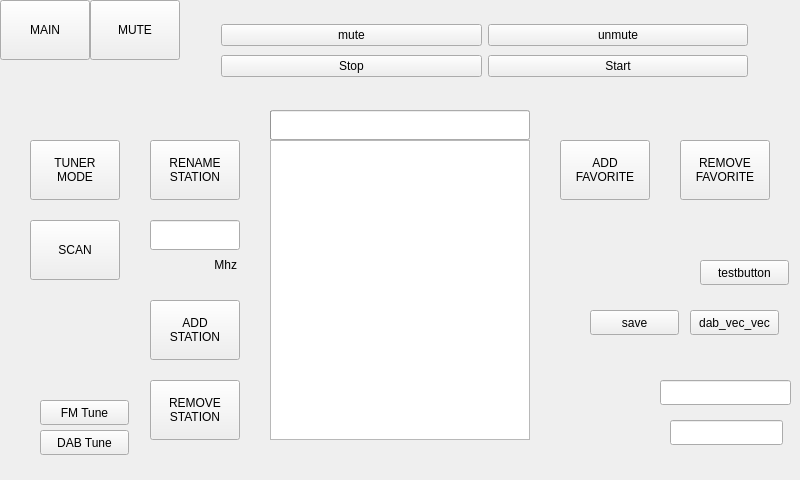
First picture: the form in dialog.ui, repository Vitalic66/DAB-FM-sundtek-api, before the edit.
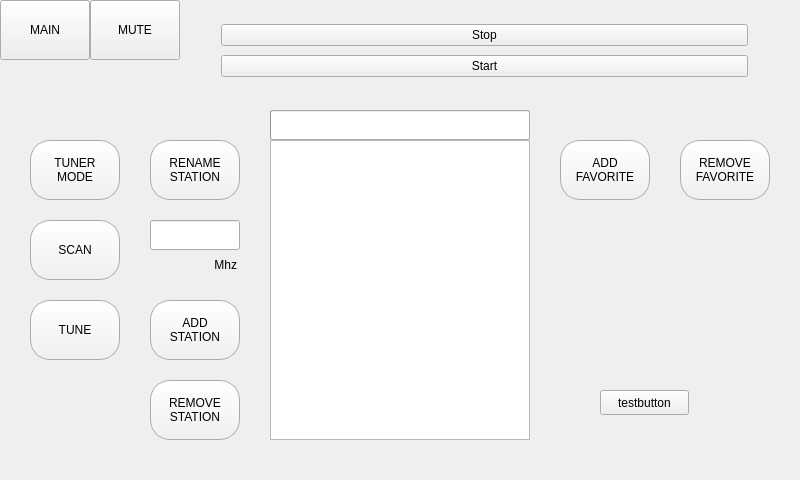
Second picture: the form after the edit. The open tabs and pages were chosen to show the change.

The edit to the form file:
```diff
--- a/dialog.ui
+++ b/dialog.ui
@@ -293,6 +293,9 @@
        <height>60</height>
       </rect>
      </property>
+     <property name="styleSheet">
+      <string notr="true">border: 1px solid #ababab;border-radius: 20px;background: qlineargradient(x1:0 y1:0, x2:0 y2:1, stop:0 #ffffff, stop:1 #efefef);</string>
+     </property>
      <property name="text">
       <string>ADD
 FAVORITE</string>
@@ -301,14 +304,17 @@
     <widget class="QPushButton" name="btnTune">
      <property name="geometry">
       <rect>
-       <x>40</x>
-       <y>400</y>
-       <width>89</width>
-       <height>25</height>
+       <x>30</x>
+       <y>300</y>
+       <width>90</width>
+       <height>60</height>
       </rect>
      </property>
+     <property name="styleSheet">
+      <string notr="true">border: 1px solid #ababab;border-radius: 20px;background: qlineargradient(x1:0 y1:0, x2:0 y2:1, stop:0 #ffffff, stop:1 #efefef);</string>
+     </property>
      <property name="text">
-      <string>FM Tune</string>
+      <string>TUNE</string>
      </property>
     </widget>
     <widget class="QListWidget" name="list_dab">
@@ -324,29 +330,6 @@
       <enum>Qt::NoFocus</enum>
      </property>
     </widget>
-    <widget class="QLineEdit" name="ln_freq">
-     <property name="geometry">
-      <rect>
-       <x>660</x>
-       <y>380</y>
-       <width>131</width>
-       <height>25</height>
-      </rect>
-     </property>
-    </widget>
-    <widget class="QPushButton" name="btnDabTune">
-     <property name="geometry">
-      <rect>
-       <x>40</x>
-       <y>430</y>
-       <width>89</width>
-       <height>25</height>
-      </rect>
-     </property>
-     <property name="text">
-      <string>DAB Tune</string>
-     </property>
-    </widget>
     <widget class="QPushButton" name="bnt_rem_fav">
      <property name="geometry">
       <rect>
@@ -356,6 +339,9 @@
        <height>60</height>
       </rect>
      </property>
+     <property name="styleSheet">
+      <string notr="true">border: 1px solid #ababab;border-radius: 20px;background: qlineargradient(x1:0 y1:0, x2:0 y2:1, stop:0 #ffffff, stop:1 #efefef);</string>
+     </property>
      <property name="text">
       <string>REMOVE
 FAVORITE</string>
@@ -370,23 +356,13 @@
        <height>60</height>
       </rect>
      </property>
+     <property name="styleSheet">
+      <string notr="true">border: 1px solid #ababab;border-radius: 20px;background: qlineargradient(x1:0 y1:0, x2:0 y2:1, stop:0 #ffffff, stop:1 #efefef);</string>
+     </property>
      <property name="text">
       <string>SCAN</string>
      </property>
     </widget>
-    <widget class="QPushButton" name="pushButton_2">
-     <property name="geometry">
-      <rect>
-       <x>590</x>
-       <y>310</y>
-       <width>89</width>
-       <height>25</height>
-      </rect>
-     </property>
-     <property name="text">
-      <string>save</string>
-     </property>
-    </widget>
     <widget class="QProgressBar" name="prog_bar_dab">
      <property name="geometry">
       <rect>
@@ -403,29 +379,6 @@
       <string/>
      </property>
     </widget>
-    <widget class="QPushButton" name="pushButton">
-     <property name="geometry">
-      <rect>
-       <x>690</x>
-       <y>310</y>
-       <width>89</width>
-       <height>25</height>
-      </rect>
-     </property>
-     <property name="text">
-      <string>dab_vec_vec</string>
-     </property>
-    </widget>
-    <widget class="QLineEdit" name="ln_sid">
-     <property name="geometry">
-      <rect>
-       <x>670</x>
-       <y>420</y>
-       <width>113</width>
-       <height>25</height>
-      </rect>
-     </property>
-    </widget>
     <widget class="QPushButton" name="btn_scan_to_main">
      <property name="geometry">
       <rect>
@@ -474,6 +427,9 @@
        <height>60</height>
       </rect>
      </property>
+     <property name="styleSheet">
+      <string notr="true">border: 1px solid #ababab;border-radius: 20px;background: qlineargradient(x1:0 y1:0, x2:0 y2:1, stop:0 #ffffff, stop:1 #efefef);</string>
+     </property>
      <property name="text">
       <string>TUNER
 MODE</string>
@@ -506,27 +462,13 @@
      </property>
      <layout class="QGridLayout" name="gridLayout">
       <item row="0" column="0">
-       <widget class="QPushButton" name="btnMute">
-        <property name="text">
-         <string>mute</string>
-        </property>
-       </widget>
-      </item>
-      <item row="0" column="1">
-       <widget class="QPushButton" name="btnUnmute">
-        <property name="text">
-         <string>unmute</string>
-        </property>
-       </widget>
-      </item>
-      <item row="1" column="0">
        <widget class="QPushButton" name="btnStop">
         <property name="text">
          <string>Stop</string>
         </property>
        </widget>
       </item>
-      <item row="1" column="1">
+      <item row="1" column="0">
        <widget class="QPushButton" name="btnStart">
         <property name="text">
          <string>Start</string>
@@ -538,8 +480,8 @@
     <widget class="QPushButton" name="btn_testbutton">
      <property name="geometry">
       <rect>
-       <x>700</x>
-       <y>260</y>
+       <x>600</x>
+       <y>390</y>
        <width>89</width>
        <height>25</height>
       </rect>
@@ -557,6 +499,9 @@
        <height>60</height>
       </rect>
      </property>
+     <property name="styleSheet">
+      <string notr="true">border: 1px solid #ababab;border-radius: 20px;background: qlineargradient(x1:0 y1:0, x2:0 y2:1, stop:0 #ffffff, stop:1 #efefef);</string>
+     </property>
      <property name="text">
       <string>RENAME
 STATION</string>
@@ -600,6 +545,9 @@
        <height>60</height>
       </rect>
      </property>
+     <property name="styleSheet">
+      <string notr="true">border: 1px solid #ababab;border-radius: 20px;background: qlineargradient(x1:0 y1:0, x2:0 y2:1, stop:0 #ffffff, stop:1 #efefef);</string>
+     </property>
      <property name="text">
       <string>ADD
 STATION</string>
@@ -614,6 +562,9 @@
        <height>60</height>
       </rect>
      </property>
+     <property name="styleSheet">
+      <string notr="true">border: 1px solid #ababab;border-radius: 20px;background: qlineargradient(x1:0 y1:0, x2:0 y2:1, stop:0 #ffffff, stop:1 #efefef);</string>
+     </property>
      <property name="text">
       <string>REMOVE
 STATION</string>
```
Left out of the diff: 13 changed lines with no effect on the pictures.
